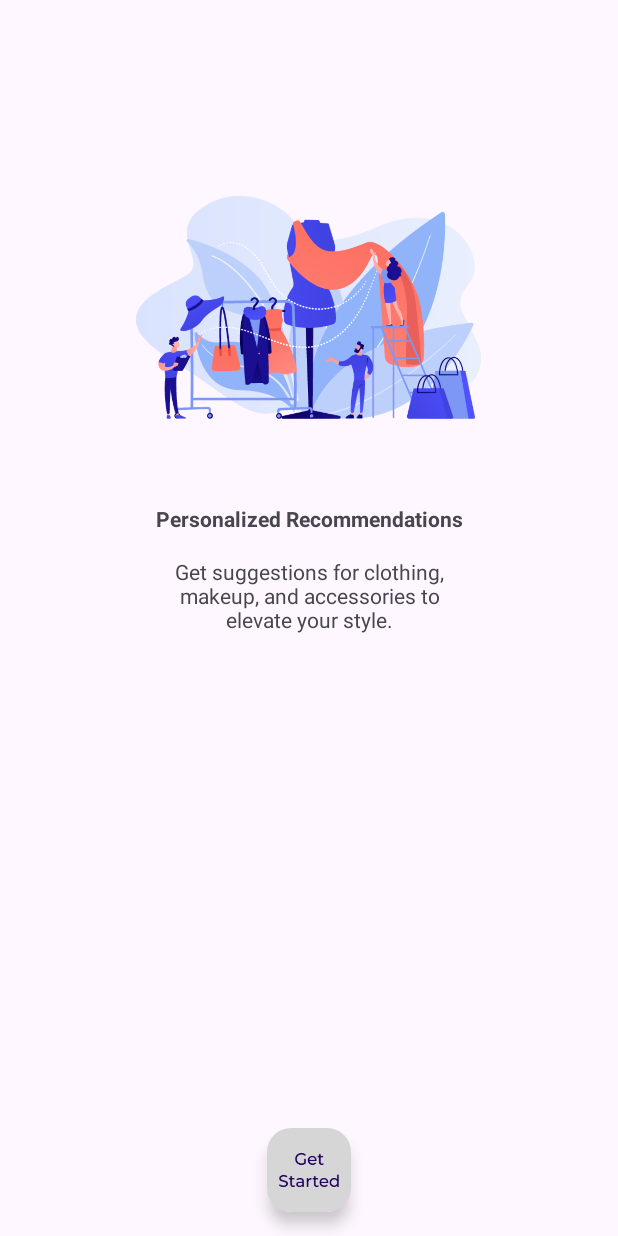
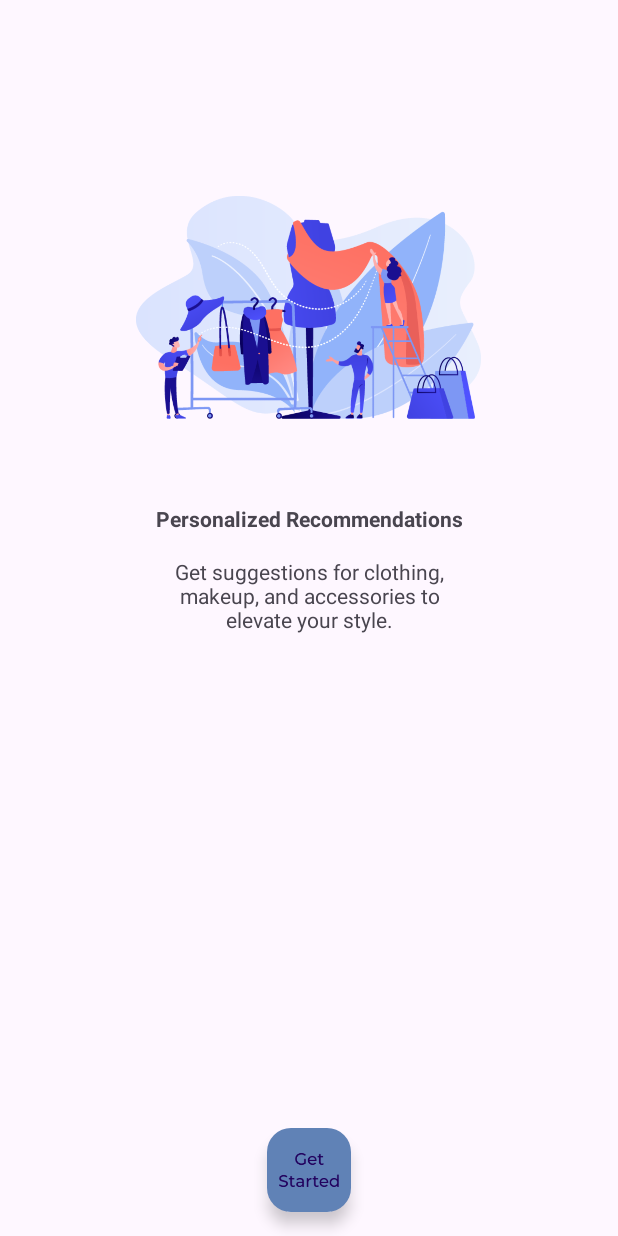
Before and after one commit to klvnd/WarnaKu-test, an Android app: the fragment ThirdFragment shown on its own in the app's theme, on a phone screen of 412 x 824 dp. Run offline under Robolectric (Android 15) with nearby library versions, the phone set to English and light mode, and no system bars.

Commit message:
update: add new colour

```diff
--- a/app/src/main/res/values/colors.xml
+++ b/app/src/main/res/values/colors.xml
@@ -2,4 +2,6 @@
 <resources>
     <color name="black">#FF000000</color>
     <color name="white">#FFFFFFFF</color>
+    <color name="platinum">#E5E4E2</color>
+    <color name="glaucous">#6082B6</color>
 </resources>
```
